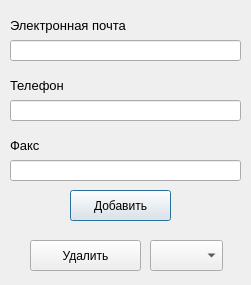
The window that SupplierWindow.ui (EgLeVor/Course) describes before a commit, drawn with Qt 5.
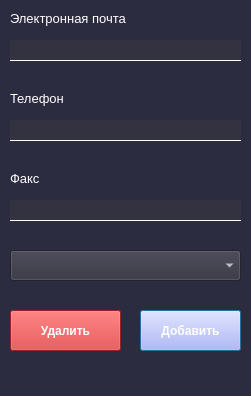
The same window after the commit.

```diff
--- a/SupplierWindow.ui
+++ b/SupplierWindow.ui
@@ -7,19 +7,58 @@
     <x>0</x>
     <y>0</y>
     <width>251</width>
-    <height>285</height>
+    <height>396</height>
    </rect>
   </property>
   <property name="windowTitle">
    <string>Новый поставщик</string>
   </property>
+  <property name="styleSheet">
+   <string notr="true">QWidget{
+	background-color: rgb(44, 44, 64);
+}
+QPushButton{
+	font: 75 9pt &quot;MS Shell Dlg 2&quot;;
+	background-color: rgb(170, 170, 255);
+	color: rgb(255, 255, 255);
+	font-weight: bold
+}
+QPushButton#delete_btn{
+	background-color: rgb(211, 47, 47);
+	font: 75 9pt &quot;MS Shell Dlg 2&quot;;
+	font-weight: bold
+
+}
+QLabel{
+	
+	color: rgb(255, 255, 255);
+}
+QLineEdit{
+	border: 1px solid rgb(255, 255, 255);
+	border-top-color: rgba(255, 255, 255, 0);
+	border-right-color: rgba(255, 255, 255, 0);
+	border-left-color: rgba(255, 255, 255, 0);
+	background-color: rgb(50, 50, 64);
+	color: rgb(255, 255, 255);
+}
+QLabel#inf_lbl{
+	font-weight: bold
+}
+QComboBox{
+	background-color: rgb(50, 50, 64);
+	color: rgb(255, 255, 255);
+}
+QTableWidget{
+	color:rgb(255, 255, 255);
+}</string>
+  </property>
   <widget class="QLabel" name="label">
    <property name="geometry">
     <rect>
      <x>10</x>
      <y>10</y>
-     <width>181</width>
-     <height>31</height>
+     <width>231</width>
+     <height>16</height>
     </rect>
    </property>
    <property name="font">
@@ -35,9 +74,9 @@
    <property name="geometry">
     <rect>
      <x>10</x>
-     <y>70</y>
-     <width>181</width>
-     <height>31</height>
+     <y>90</y>
+     <width>231</width>
+     <height>16</height>
     </rect>
    </property>
    <property name="font">
@@ -53,9 +92,9 @@
    <property name="geometry">
     <rect>
      <x>10</x>
-     <y>130</y>
-     <width>181</width>
-     <height>31</height>
+     <y>170</y>
+     <width>231</width>
+     <height>16</height>
     </rect>
    </property>
    <property name="font">
@@ -81,7 +120,7 @@
    <property name="geometry">
     <rect>
      <x>10</x>
-     <y>100</y>
+     <y>120</y>
      <width>231</width>
      <height>21</height>
     </rect>
@@ -91,7 +130,7 @@
    <property name="geometry">
     <rect>
      <x>10</x>
-     <y>160</y>
+     <y>200</y>
      <width>231</width>
      <height>21</height>
     </rect>
@@ -100,10 +139,10 @@
   <widget class="QPushButton" name="add_button">
    <property name="geometry">
     <rect>
-     <x>70</x>
-     <y>190</y>
+     <x>140</x>
+     <y>310</y>
      <width>101</width>
-     <height>31</height>
+     <height>41</height>
     </rect>
    </property>
    <property name="text">
@@ -113,9 +152,9 @@
   <widget class="QComboBox" name="supplier_box">
    <property name="geometry">
     <rect>
-     <x>150</x>
-     <y>240</y>
-     <width>73</width>
+     <x>10</x>
+     <y>250</y>
+     <width>231</width>
      <height>31</height>
     </rect>
    </property>
@@ -123,10 +162,10 @@
   <widget class="QPushButton" name="delete_btn">
    <property name="geometry">
     <rect>
-     <x>30</x>
-     <y>240</y>
+     <x>10</x>
+     <y>310</y>
      <width>111</width>
-     <height>31</height>
+     <height>41</height>
     </rect>
    </property>
    <property name="text">
```
